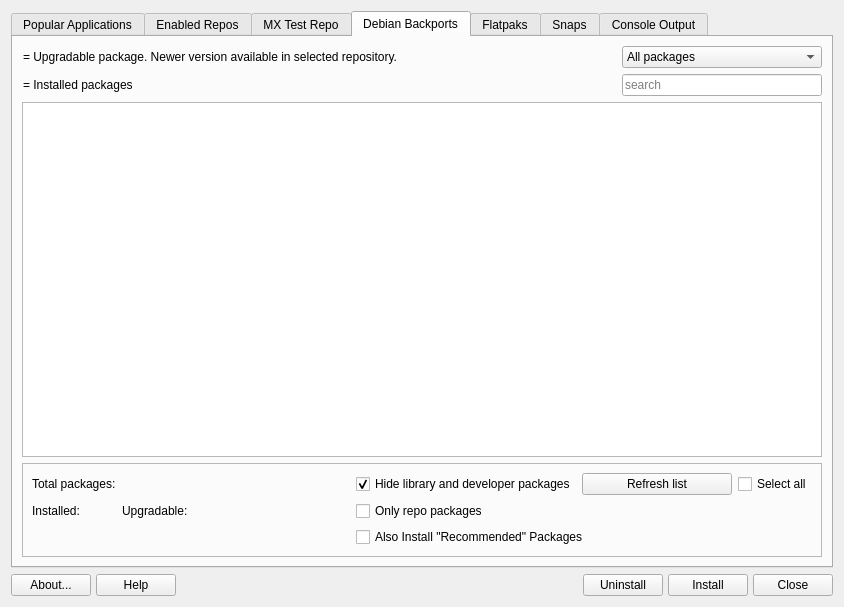
First picture: the form in src/mainwindow.ui, repository AdrianTM/mx-packageinstaller, before the edit.
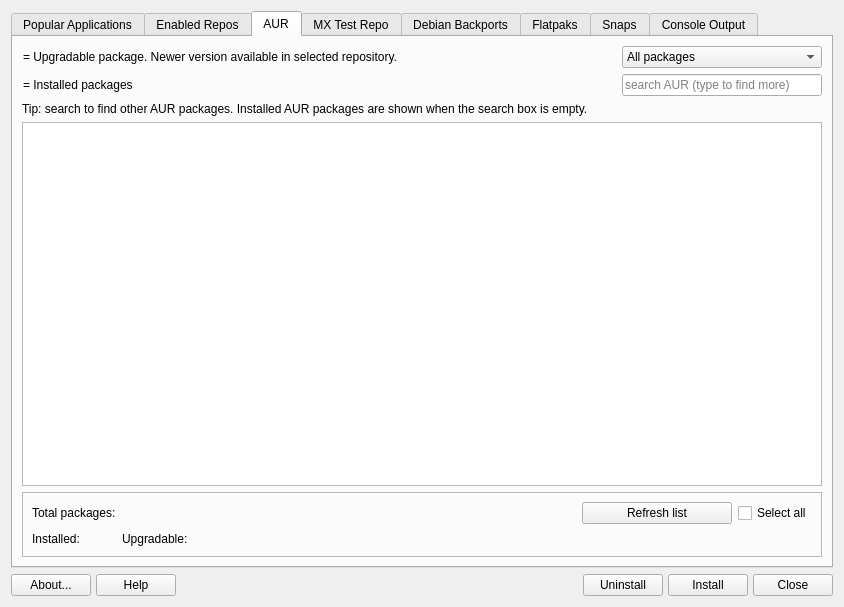
Second picture: the form after the edit. The open tabs and pages were chosen to show the change. Icons and pictures are not drawn.

Commit message: Stage 3.6-3.7: unify mainwindow.ui with an AUR tab, gate apt-only UI, link pacman GUI

The edit to the form file:
```diff
--- a/src/mainwindow.ui
+++ b/src/mainwindow.ui
@@ -489,6 +489,290 @@
        </item>
       </layout>
      </widget>
+     <widget class="QWidget" name="tabAUR">
+      <property name="sizePolicy">
+       <sizepolicy hsizetype="Preferred" vsizetype="Expanding">
+        <horstretch>0</horstretch>
+        <verstretch>0</verstretch>
+       </sizepolicy>
+      </property>
+      <attribute name="title">
+       <string>AUR</string>
+      </attribute>
+      <layout class="QGridLayout" name="gridLayoutAUR">
+       <item row="4" column="0" colspan="5">
+        <widget class="QFrame" name="frameAUR">
+         <property name="frameShape">
+          <enum>QFrame::Shape::StyledPanel</enum>
+         </property>
+         <property name="frameShadow">
+          <enum>QFrame::Shadow::Raised</enum>
+         </property>
+         <layout class="QHBoxLayout" name="horizontalLayoutAUR">
+          <item>
+           <layout class="QGridLayout" name="gridLayoutAURStats">
+            <item row="0" column="0" colspan="3">
+             <widget class="QLabel" name="labelTotalAppsAUR">
+              <property name="text">
+               <string>Total packages:</string>
+              </property>
+             </widget>
+            </item>
+            <item row="1" column="0">
+             <widget class="QLabel" name="labelInstalledAUR">
+              <property name="text">
+               <string>Installed:</string>
+              </property>
+             </widget>
+            </item>
+            <item row="1" column="2">
+             <spacer name="horizontalSpacerAUR1">
+              <property name="orientation">
+               <enum>Qt::Orientation::Horizontal</enum>
+              </property>
+              <property name="sizeType">
+               <enum>QSizePolicy::Policy::Preferred</enum>
+              </property>
+              <property name="sizeHint" stdset="0">
+               <size>
+                <width>17</width>
+                <height>17</height>
+               </size>
+              </property>
+             </spacer>
+            </item>
+            <item row="1" column="5">
+             <widget class="QLabel" name="labelNumUpgrAUR">
+              <property name="text">
+               <string />
+              </property>
+             </widget>
+            </item>
+            <item row="1" column="3" colspan="2">
+             <widget class="QLabel" name="labelUpgradableAUR">
+              <property name="text">
+               <string>Upgradable:</string>
+              </property>
+             </widget>
+            </item>
+            <item row="1" column="1">
+             <widget class="QLabel" name="labelNumInstAUR">
+              <property name="text">
+               <string />
+              </property>
+             </widget>
+            </item>
+            <item row="0" column="3">
+             <widget class="QLabel" name="labelNumAppsAUR">
+              <property name="text">
+               <string />
+              </property>
+             </widget>
+            </item>
+            <item row="1" column="6">
+             <spacer name="horizontalSpacerAUR2">
+              <property name="orientation">
+               <enum>Qt::Orientation::Horizontal</enum>
+              </property>
+              <property name="sizeHint" stdset="0">
+               <size>
+                <width>37</width>
+                <height>17</height>
+               </size>
+              </property>
+             </spacer>
+            </item>
+            <item row="0" column="8">
+             <widget class="QPushButton" name="pushForceUpdateAUR">
+              <property name="minimumSize">
+               <size>
+                <width>150</width>
+                <height>0</height>
+               </size>
+              </property>
+              <property name="maximumSize">
+               <size>
+                <width>200</width>
+                <height>16777215</height>
+               </size>
+              </property>
+              <property name="text">
+               <string>Refresh list</string>
+              </property>
+              <property name="icon">
+               <iconset theme="reload" />
+              </property>
+              <property name="autoDefault">
+               <bool>false</bool>
+              </property>
+             </widget>
+            </item>
+            <item row="0" column="9">
+             <widget class="QCheckBox" name="checkSelectAllAUR">
+              <property name="text">
+               <string>Select all</string>
+              </property>
+              <property name="visible">
+               <bool>false</bool>
+              </property>
+             </widget>
+            </item>
+            <item row="0" column="4" colspan="3">
+             <spacer name="horizontalSpacerAUR3">
+              <property name="orientation">
+               <enum>Qt::Orientation::Horizontal</enum>
+              </property>
+              <property name="sizeType">
+               <enum>QSizePolicy::Policy::Preferred</enum>
+              </property>
+              <property name="sizeHint" stdset="0">
+               <size>
+                <width>17</width>
+                <height>17</height>
+               </size>
+              </property>
+             </spacer>
+            </item>
+           </layout>
+          </item>
+         </layout>
+        </widget>
+       </item>
+       <item row="1" column="4">
+        <widget class="QLineEdit" name="searchBoxAUR">
+         <property name="minimumSize">
+          <size>
+           <width>150</width>
+           <height>0</height>
+          </size>
+         </property>
+         <property name="maximumSize">
+          <size>
+           <width>200</width>
+           <height>16777215</height>
+          </size>
+         </property>
+         <property name="placeholderText">
+          <string>search AUR (type to find more)</string>
+         </property>
+         <property name="clearButtonEnabled">
+          <bool>true</bool>
+         </property>
+        </widget>
+       </item>
+       <item row="1" column="0" colspan="4">
+        <widget class="QPushButton" name="iconInstalledPackagesAUR">
+         <property name="styleSheet">
+          <string notr="true">text-align: left</string>
+         </property>
+         <property name="text">
+          <string>= Installed packages</string>
+         </property>
+         <property name="icon">
+          <iconset theme="package-installed-updated" />
+         </property>
+         <property name="autoDefault">
+          <bool>false</bool>
+         </property>
+         <property name="flat">
+          <bool>true</bool>
+         </property>
+        </widget>
+       </item>
+       <item row="0" column="0" colspan="4">
+        <widget class="QPushButton" name="iconUpgradableAUR">
+         <property name="enabled">
+          <bool>true</bool>
+         </property>
+         <property name="sizePolicy">
+          <sizepolicy hsizetype="Preferred" vsizetype="Preferred">
+           <horstretch>0</horstretch>
+           <verstretch>0</verstretch>
+          </sizepolicy>
+         </property>
+         <property name="styleSheet">
+          <string notr="true">text-align: left</string>
+         </property>
+         <property name="text">
+          <string>= Upgradable package. Newer version available in selected repository.</string>
+         </property>
+         <property name="icon">
+          <iconset theme="package-installed-outdated" />
+         </property>
+         <property name="autoDefault">
+          <bool>false</bool>
+         </property>
+         <property name="flat">
+          <bool>true</bool>
+         </property>
+        </widget>
+       </item>
+       <item row="0" column="4">
+        <widget class="QComboBox" name="comboFilterAUR">
+         <property name="enabled">
+          <bool>true</bool>
+         </property>
+         <property name="minimumSize">
+          <size>
+           <width>150</width>
+           <height>0</height>
+          </size>
+         </property>
+         <property name="maximumSize">
+          <size>
+           <width>200</width>
+           <height>16777215</height>
+          </size>
+         </property>
+         <property name="toolTip">
+          <string>&lt;html&gt;&lt;head/&gt;&lt;body&gt;&lt;p&gt;Filter packages according to their status.&lt;/p&gt;&lt;/body&gt;&lt;/html&gt;</string>
+         </property>
+         <property name="currentText">
+          <string>All packages</string>
+         </property>
+         <item>
+          <property name="text">
+           <string>All packages</string>
+          </property>
+         </item>
+         <item>
+          <property name="text">
+           <string>Installed</string>
+          </property>
+         </item>
+         <item>
+          <property name="text">
+           <string>Upgradable</string>
+          </property>
+         </item>
+         <item>
+          <property name="text">
+           <string>Not installed</string>
+          </property>
+         </item>
+         <item>
+          <property name="text">
+           <string>Autoremovable</string>
+          </property>
+         </item>
+        </widget>
+       </item>
+       <item row="2" column="0" colspan="5">
+        <widget class="QLabel" name="labelAurHint">
+         <property name="text">
+          <string>Tip: search to find other AUR packages. Installed AUR packages are shown when the search box is empty.</string>
+         </property>
+        </widget>
+       </item>
+       <item row="3" column="0" colspan="5">
+        <widget class="QTreeView" name="treeAUR">
+         <property name="sortingEnabled">
+          <bool>true</bool>
+         </property>
+        </widget>
+       </item>
+      </layout>
+     </widget>
      <widget class="QWidget" name="tabMXtest">
       <property name="sizePolicy">
        <sizepolicy hsizetype="Preferred" vsizetype="Expanding">
```
The commit also changes 2 other files.
